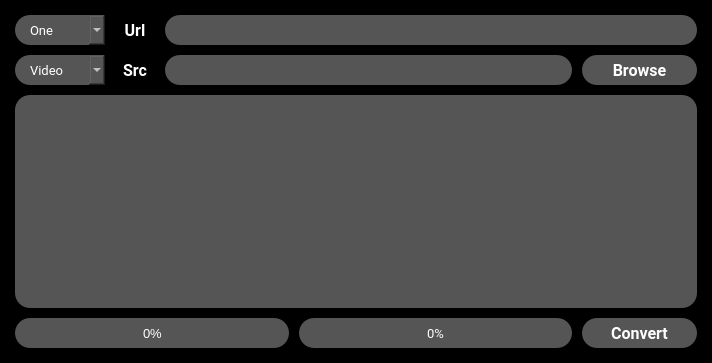
First picture: the form in design.ui, repository illya-s/YTD, before the edit.
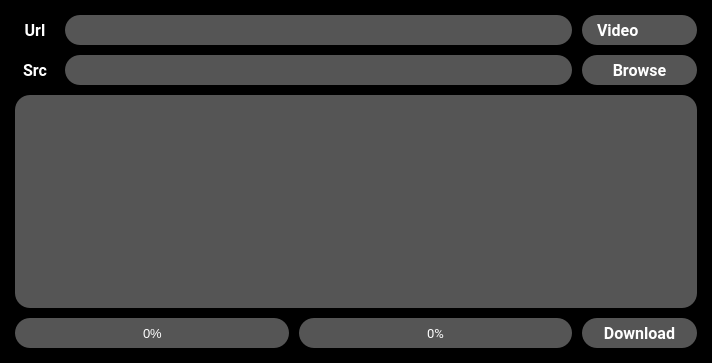
Second picture: the form after the edit.

Diff of the .ui file:
```diff
--- a/design.ui
+++ b/design.ui
@@ -22,14 +22,24 @@
 	background: #000;
 }
 
-QComboBox, QPushButton, QLineEdit {
+QPushButton, QLineEdit {
 	padding: 0 15px;
 	border-radius: 15px;
 	background: #555;
 }
 QComboBox {
+	padding: 0 15px;
+	border-radius: 15px;
+	background: #555;
 	text-align: center;
 }
+QComboBox::drop-down {
+    border: 0;
+}
+QComboBox QAbstractItemView {
+	padding: 5px;
+	border-radius: 15px;
+}
 
 QListView {
 	padding: 15px;
@@ -67,11 +77,8 @@
      <number>15</number>
     </property>
     <item>
-     <widget class="QWidget" name="widget" native="true">
-      <property name="styleSheet">
-       <string notr="true"/>
-      </property>
-      <layout class="QVBoxLayout" name="verticalLayout_3">
+     <widget class="QWidget" name="info" native="true">
+      <layout class="QVBoxLayout" name="verticalLayout">
        <property name="spacing">
         <number>10</number>
        </property>
@@ -87,107 +94,6 @@
        <property name="bottomMargin">
         <number>0</number>
        </property>
-       <item>
-        <widget class="QWidget" name="comboBoxes" native="true">
-         <layout class="QHBoxLayout" name="horizontalLayout">
-          <property name="spacing">
-           <number>10</number>
-          </property>
-          <property name="leftMargin">
-           <number>0</number>
-          </property>
-          <property name="topMargin">
-           <number>0</number>
-          </property>
-          <property name="rightMargin">
-           <number>0</number>
-          </property>
-          <property name="bottomMargin">
-           <number>0</number>
-          </property>
-          <item>
-           <widget class="QWidget" name="widget_6" native="true">
-            <layout class="QVBoxLayout" name="verticalLayout_2">
-             <property name="spacing">
-              <number>10</number>
-             </property>
-             <property name="leftMargin">
-              <number>0</number>
-             </property>
-             <property name="topMargin">
-              <number>0</number>
-             </property>
-             <property name="rightMargin">
-              <number>0</number>
-             </property>
-             <property name="bottomMargin">
-              <number>0</number>
-             </property>
-             <item>
-              <widget class="QComboBox" name="QChange">
-               <property name="minimumSize">
-                <size>
-                 <width>90</width>
-                 <height>30</height>
-                </size>
-               </property>
-               <property name="font">
-                <font>
-                 <family>Roboto</family>
-                 <pointsize>10</pointsize>
-                </font>
-               </property>
-               <property name="cursor">
-                <cursorShape>PointingHandCursor</cursorShape>
-               </property>
-               <item>
-                <property name="text">
-                 <string>One</string>
-                </property>
-               </item>
-               <item>
-                <property name="text">
-                 <string>Playlist</string>
-                </property>
-               </item>
-              </widget>
-             </item>
-             <item>
-              <widget class="QComboBox" name="TChange">
-               <property name="minimumSize">
-                <size>
-                 <width>90</width>
-                 <height>30</height>
-                </size>
-               </property>
-               <property name="font">
-                <font>
-                 <family>Roboto</family>
-                 <pointsize>10</pointsize>
-                 <kerning>true</kerning>
-                </font>
-               </property>
-               <property name="cursor">
-                <cursorShape>PointingHandCursor</cursorShape>
-               </property>
-               <property name="frame">
-                <bool>true</bool>
-               </property>
-               <item>
-                <property name="text">
-                 <string>Video</string>
-                </property>
-               </item>
-               <item>
-                <property name="text">
-                 <string>Audio</string>
-                </property>
-               </item>
-              </widget>
-             </item>
-            </layout>
-           </widget>
-          </item>
           <item>
            <widget class="QWidget" name="widget_5" native="true">
             <layout class="QVBoxLayout" name="verticalLayout_4">
@@ -265,6 +171,41 @@
                   </property>
                  </widget>
                 </item>
+             <item>
+              <widget class="QComboBox" name="TChange">
+               <property name="minimumSize">
+                <size>
+                 <width>115</width>
+                 <height>30</height>
+                </size>
+               </property>
+               <property name="font">
+                <font>
+                 <family>Roboto</family>
+                 <pointsize>12</pointsize>
+                 <weight>75</weight>
+                 <bold>true</bold>
+                 <kerning>true</kerning>
+                </font>
+               </property>
+               <property name="cursor">
+                <cursorShape>PointingHandCursor</cursorShape>
+               </property>
+               <property name="frame">
+                <bool>true</bool>
+               </property>
+               <item>
+                <property name="text">
+                 <string>Video</string>
+                </property>
+               </item>
+               <item>
+                <property name="text">
+                 <string>Audio</string>
+                </property>
+               </item>
+              </widget>
+             </item>
                </layout>
               </widget>
              </item>
@@ -357,27 +298,6 @@
             </layout>
            </widget>
           </item>
-         </layout>
-        </widget>
-       </item>
-       <item>
-        <widget class="QWidget" name="info" native="true">
-         <layout class="QVBoxLayout" name="verticalLayout">
-          <property name="spacing">
-           <number>10</number>
-          </property>
-          <property name="leftMargin">
-           <number>0</number>
-          </property>
-          <property name="topMargin">
-           <number>0</number>
-          </property>
-          <property name="rightMargin">
-           <number>0</number>
-          </property>
-          <property name="bottomMargin">
-           <number>0</number>
-          </property>
           <item>
            <widget class="QListView" name="listView">
             <property name="font">
@@ -502,11 +422,8 @@
                 <cursorShape>PointingHandCursor</cursorShape>
                </property>
                <property name="text">
-                <string>Сonvert</string>
-               </property>
-              </widget>
-             </item>
-            </layout>
+             <string>Download</string>
+            </property>
            </widget>
           </item>
          </layout>
```
Left out of the diff: 5 changed lines with no effect on the pictures. Lines whose indentation alone changed are shown as unchanged.
